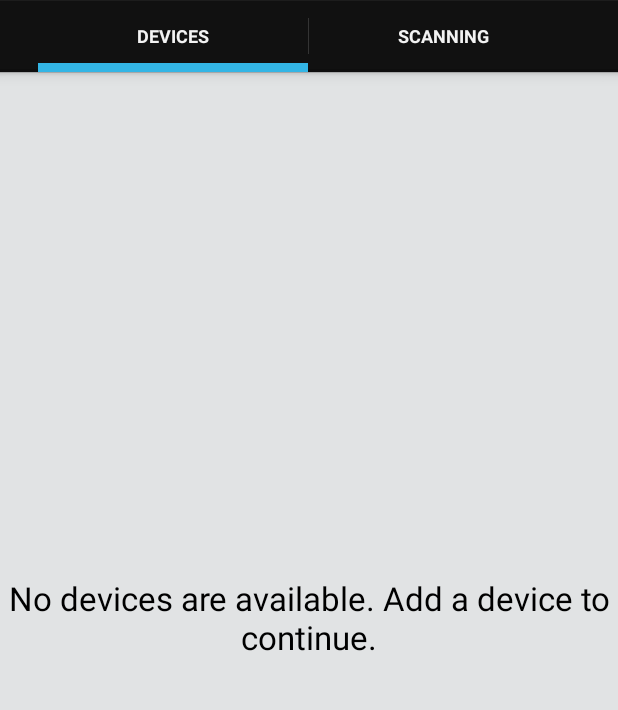
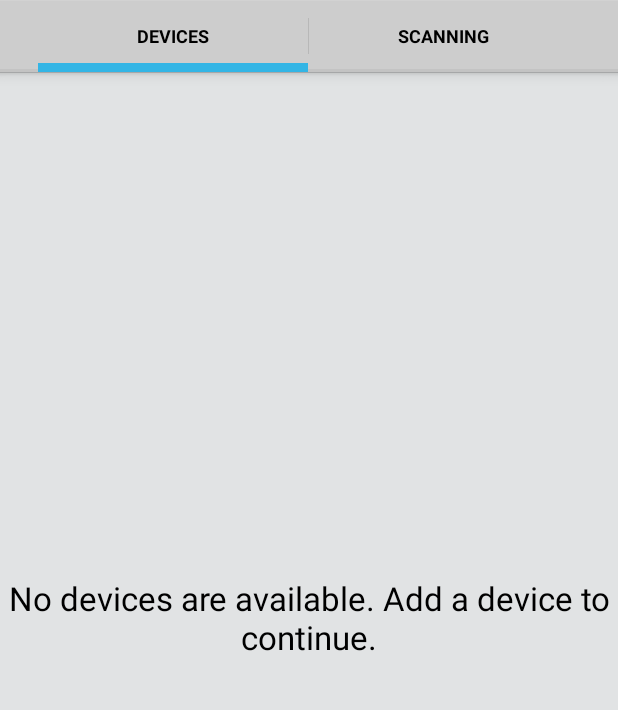
Before and after one commit to astrapi/wolappla, an Android app: the screen it shows after launch (HomeActivity), on a phone screen of 412 x 824 dp, the part 72-782 px from its top. Run offline under Robolectric (Android 15) with nearby library versions, the phone set to English and light mode, and no system bars.

Commit message:
Issue #8: Use holo light theme as parent for custom wolappla theme

```diff
--- a/main/src/main/res/values/styles.xml
+++ b/main/src/main/res/values/styles.xml
@@ -1,6 +1,6 @@
 <?xml version="1.0" encoding="utf-8"?>
 <resources>
-  <style name="Wolappla.Theme.Base" parent="android:Theme.Holo.Light.DarkActionBar">
+  <style name="Wolappla.Theme.Base" parent="android:Theme.Holo.Light">
   </style>
 
   <style name="Wollapla.Theme" parent="Wolappla.Theme.Base">
@@ -8,7 +8,7 @@
     <item name="android:windowBackground">@color/background</item>
   </style>
 
-  <style name="Wolappla.Theme.ActionBar" parent="android:Widget.Holo.Light.ActionBar.Solid.Inverse">
+  <style name="Wolappla.Theme.ActionBar" parent="android:Widget.Holo.Light.ActionBar.Solid">
     <item name="android:displayOptions">showHome|useLogo|showTitle</item>
     <item name="android:titleTextStyle">@style/Wolappla.Theme.ActionBar.Text</item>
     <item name="android:background">@color/ab_background</item>
```
